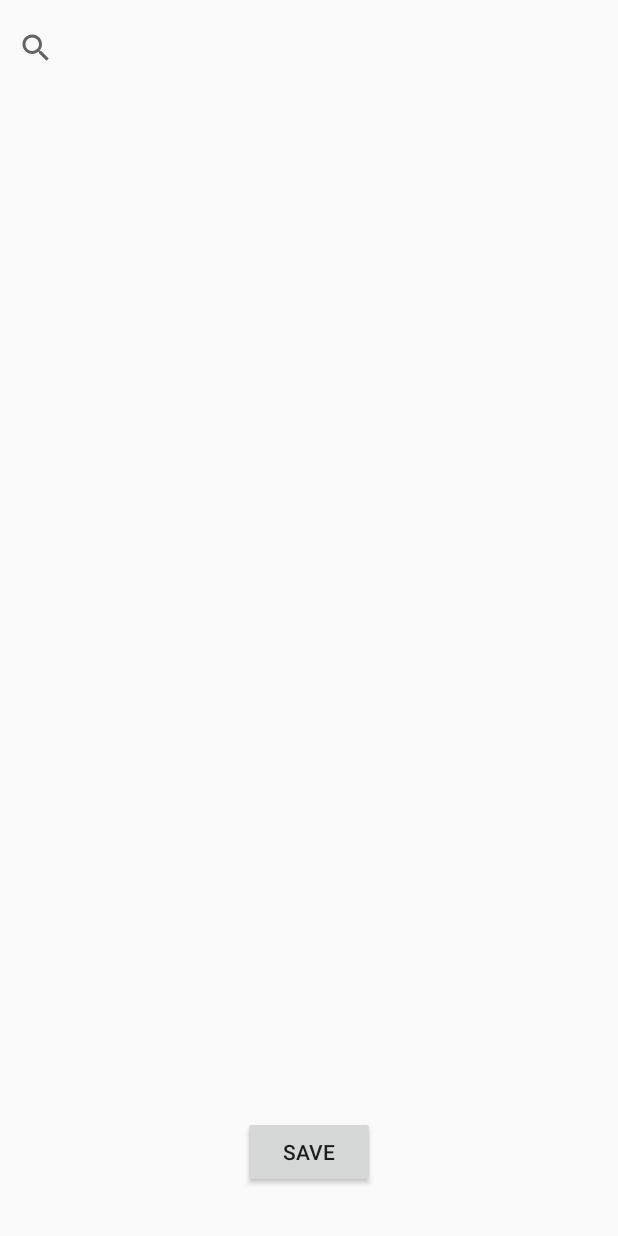
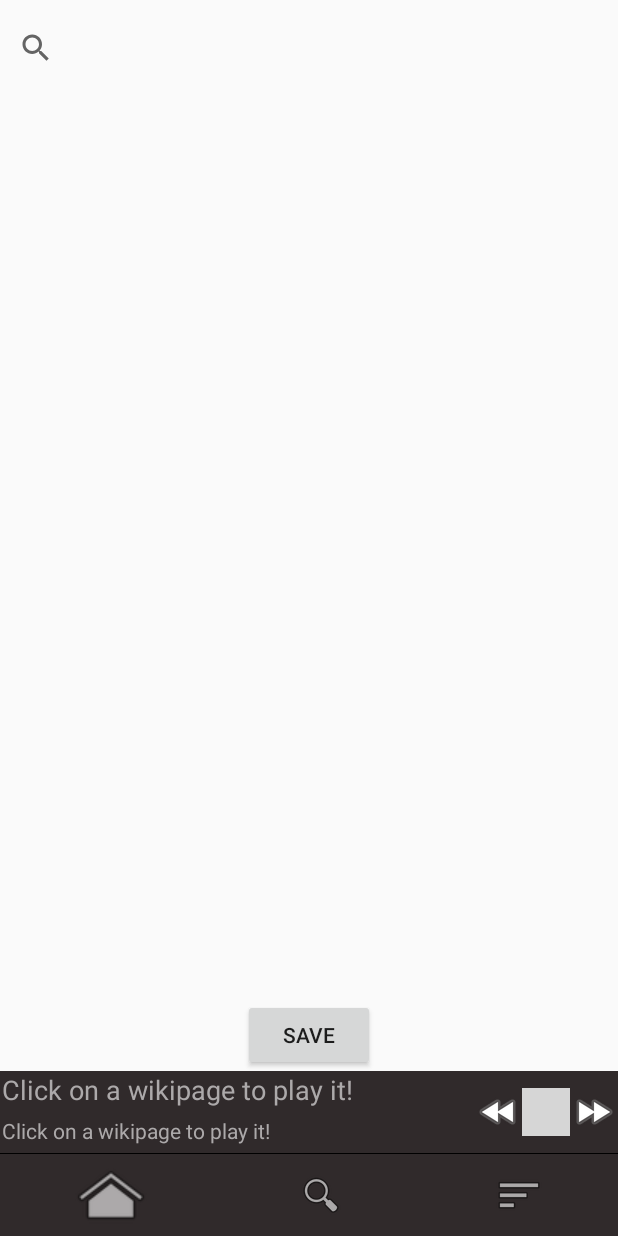
Before and after one commit to tomeronen/WikiAudio, an Android app: the screen it shows after launch (ChooseCategoriesActivity), after a tap on an icon or button, on a phone screen of 412 x 824 dp. Run offline under Robolectric (Android 15) with nearby library versions, the phone set to English and light mode, and no system bars; libraries missing offline, so code that uses them is left out: com.ohoussein.playpause; plain views replace PlayPauseView; 10 statements that could not run were skipped; grey boxes are pictures that could not be loaded.

Commit message:
Media bar was added to ChooseCategoriesActivity missing the continuity of the media player to play the playlist of the previous activity

```diff
--- a/app/src/main/java/com/example/wikiaudio/activates/choose_categories/ChooseCategoriesActivity.java
+++ b/app/src/main/java/com/example/wikiaudio/activates/choose_categories/ChooseCategoriesActivity.java
@@ -13,8 +13,12 @@ import androidx.recyclerview.widget.DividerItemDecoration;
 import androidx.recyclerview.widget.GridLayoutManager;
 import androidx.recyclerview.widget.RecyclerView;
 
+import com.example.wikiaudio.AppData;
+import com.example.wikiaudio.Holder;
 import com.example.wikiaudio.R;
 import com.example.wikiaudio.WikiAudioApp;
+import com.example.wikiaudio.activates.mediaplayer.MediaPlayer;
+import com.example.wikiaudio.activates.mediaplayer.ui.MediaPlayerFragment;
 import com.example.wikiaudio.wikipedia.Wikipedia;
 import com.example.wikiaudio.wikipedia.server.WorkerListener;
 
@@ -22,27 +26,39 @@ import java.util.ArrayList;
 import java.util.List;
 
 public class ChooseCategoriesActivity extends AppCompatActivity {
-    private Wikipedia wikipedia;
+    private AppCompatActivity app;
+    private AppCompatActivity activity;
+    private AppData appData;
+
     private List<String> categories = new ArrayList<>();
+    private int columnAmount;
+
+//    private ArrayList<String> chosenCategories;
+    private CategoryAdapter categoryAdapter;
+
+
+    //Views
+    private SearchView searchCategoriesView;
     private RecyclerView categoriesView;
-    private SearchView searchCategoriesView;
-    private AppCompatActivity app;
     private Button saveButton;
-    private int columnAmount;
-    private ArrayList<String> chosenCategories;
-    CategoryAdapter categoryAdapter;
-    ProgressBar loadingIcon;
+    private ProgressBar loadingIcon;
+
+    //Media bar
+    private MediaPlayerFragment mediaPlayerFragment;
+    private MediaPlayer mediaPlayer;
 
     @Override
     protected void onCreate(Bundle savedInstanceState) {
         super.onCreate(savedInstanceState);
         setContentView(R.layout.activity_choose_categories);
         app = this;
+        activity = this;
+        appData =((WikiAudioApp) getApplication()).getAppData();
         categoriesView = findViewById(R.id.categoriesView);
         searchCategoriesView = findViewById(R.id.searchCategorysView);
         saveButton = findViewById(R.id.saveChoice);
         loadingIcon = findViewById(R.id.progressBar5);
-        wikipedia = new Wikipedia(this);
+        Holder.wikipedia = new Wikipedia(this);
 
         int orientation = getResources().getConfiguration().orientation;
         if (orientation == Configuration.ORIENTATION_LANDSCAPE) {
@@ -73,7 +89,7 @@ public class ChooseCategoriesActivity extends AppCompatActivity {
         });
 
         loadingIcon.setVisibility(View.VISIBLE);
-         wikipedia.loadSpokenPagesCategories(categories, new WorkerListener() {
+        Holder.wikipedia.loadSpokenPagesCategories(categories, new WorkerListener() {
              @Override
              public void onSuccess() {
                  Log.d("load status", "loaded categories");
@@ -97,5 +113,16 @@ public class ChooseCategoriesActivity extends AppCompatActivity {
 
              }
          });
+
+        initMediaPlayer();
+    }
+
+    private void initMediaPlayer() {
+        mediaPlayerFragment = (MediaPlayerFragment) getSupportFragmentManager()
+                .findFragmentById(R.id.mediaPlayerFragment);
+        mediaPlayer = new MediaPlayer(activity, appData, mediaPlayerFragment);
+        mediaPlayerFragment.setAudioPlayer(mediaPlayer);
+        Holder.playlistsManager.setMediaPlayer(mediaPlayer);
+        // TODO get lastplaylist and play it if not null
     }
 }
--- a/app/src/main/res/layout/activity_choose_categories.xml
+++ b/app/src/main/res/layout/activity_choose_categories.xml
@@ -11,7 +11,7 @@
         android:layout_width="match_parent"
         android:layout_height="0dp"
         android:layout_marginStart="1dp"
-        app:layout_constraintBottom_toBottomOf="parent"
+        app:layout_constraintBottom_toTopOf="@id/saveChoice"
         app:layout_constraintEnd_toEndOf="parent"
         app:layout_constraintStart_toStartOf="parent"
         app:layout_constraintTop_toBottomOf="@+id/searchCategorysView" />
@@ -28,20 +28,29 @@
         android:id="@+id/saveChoice"
         android:layout_width="wrap_content"
         android:layout_height="wrap_content"
-        android:layout_marginBottom="32dp"
-        android:text="save"
-        app:layout_constraintBottom_toBottomOf="@+id/categoriesView"
+        app:layout_constraintBottom_toTopOf="@+id/mediaPlayerFragment"
         app:layout_constraintEnd_toEndOf="parent"
-        app:layout_constraintStart_toStartOf="parent" />
+        app:layout_constraintStart_toStartOf="parent"
+        android:text="@string/save" />
 
     <ProgressBar
         android:id="@+id/progressBar5"
         style="?android:attr/progressBarStyle"
         android:layout_width="wrap_content"
         android:layout_height="wrap_content"
-        app:layout_constraintBottom_toBottomOf="parent"
+        app:layout_constraintBottom_toTopOf="@id/mediaPlayerFragment"
         app:layout_constraintEnd_toEndOf="@+id/categoriesView"
         app:layout_constraintStart_toStartOf="parent"
         app:layout_constraintTop_toTopOf="@+id/categoriesView" />
 
+    <fragment
+        android:id="@+id/mediaPlayerFragment"
+        android:name="com.example.wikiaudio.activates.mediaplayer.ui.MediaPlayerFragment"
+        android:layout_width="match_parent"
+        android:layout_height="110dp"
+        app:layout_constraintBottom_toBottomOf="parent"
+        app:layout_constraintEnd_toEndOf="parent"
+        app:layout_constraintStart_toStartOf="parent" />
+
+
 </androidx.constraintlayout.widget.ConstraintLayout>
--- a/app/src/main/res/values/strings.xml
+++ b/app/src/main/res/values/strings.xml
@@ -6,4 +6,5 @@
     <string name="tab_text_2">Tab 2</string>
     <string name="title_activity_main">MainActivity</string>
     <string name="no_wikipage_title">Click on a wikipage to play it!</string>
+    <string name="save">save</string>
 </resources>
```
Also changed, not shown: 1 other file.
